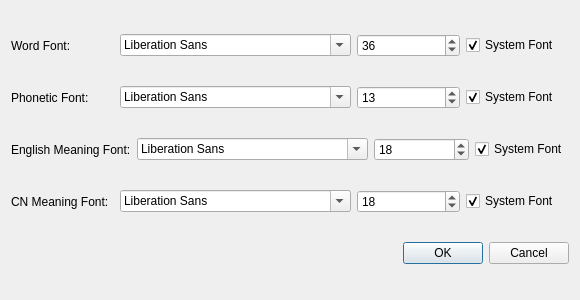
Old version of the form data/preferences.ui in the repository Fjx-dylanZ/gre-slayer.
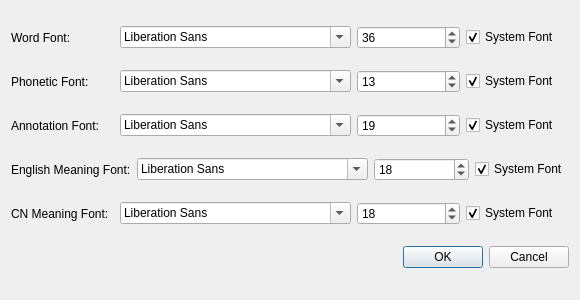
New version of the form.

The edit to the form file:
```diff
--- a/data/preferences.ui
+++ b/data/preferences.ui
@@ -94,6 +94,43 @@
      </item>
     </layout>
    </item>
+   <item>
+    <layout class="QHBoxLayout" name="horizontalLayout_5">
+     <item>
+      <widget class="QLabel" name="annotSize_label">
+       <property name="text">
+        <string>Annotation Font:</string>
+       </property>
+      </widget>
+     </item>
+     <item>
+      <widget class="QFontComboBox" name="annot_fontComboBox"/>
+     </item>
+     <item>
+      <widget class="QSpinBox" name="annotSize_spin">
+       <property name="minimum">
+        <number>10</number>
+       </property>
+       <property name="maximum">
+        <number>50</number>
+       </property>
+       <property name="value">
+        <number>19</number>
+       </property>
+      </widget>
+     </item>
+     <item>
+      <widget class="QCheckBox" name="annot_checkBox">
+       <property name="text">
+        <string>System Font</string>
+       </property>
+       <property name="checked">
+        <bool>true</bool>
+       </property>
+      </widget>
+     </item>
+    </layout>
+   </item>
    <item>
     <layout class="QHBoxLayout" name="horizontalLayout_3">
      <item>
```
